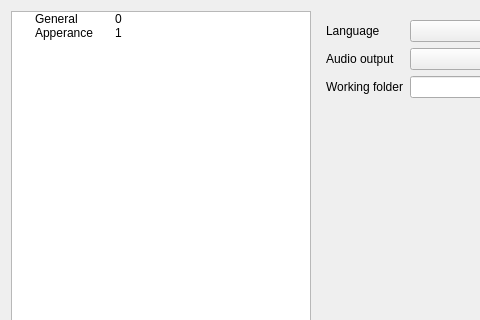
The window that settingsdialog.ui (Technohamster-py/dm-assist) describes before a commit, drawn with Qt 5; both pictures show x 0 to 480 and y 0 to 320 of the 900 by 703 pixel window.
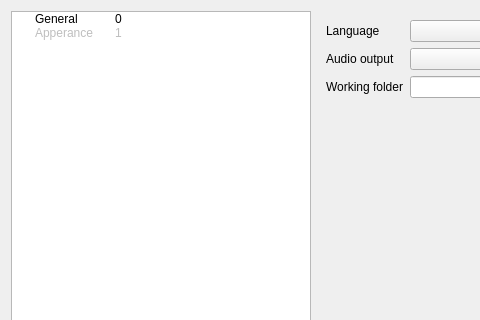
The same window after the commit. Icons and pictures are not drawn.

Commit message: Окно настроек подключено к главному окну

```diff
--- a/settingsdialog.ui
+++ b/settingsdialog.ui
@@ -74,6 +74,9 @@
       <property name="text">
        <string>1</string>
       </property>
+      <property name="flags">
+       <set>ItemIsDragEnabled|ItemIsDropEnabled|ItemIsUserCheckable</set>
+      </property>
      </item>
     </widget>
    </item>
```
Left out of the diff: 10 changed lines with no effect on the pictures. The commit also changes 4 other files.
